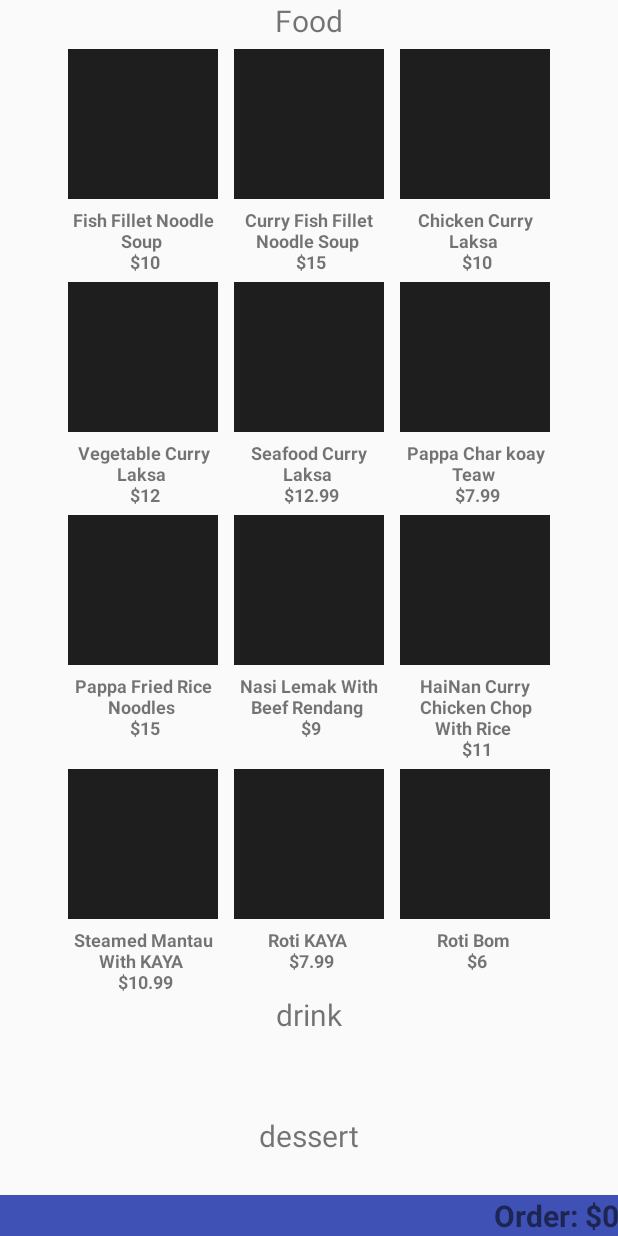
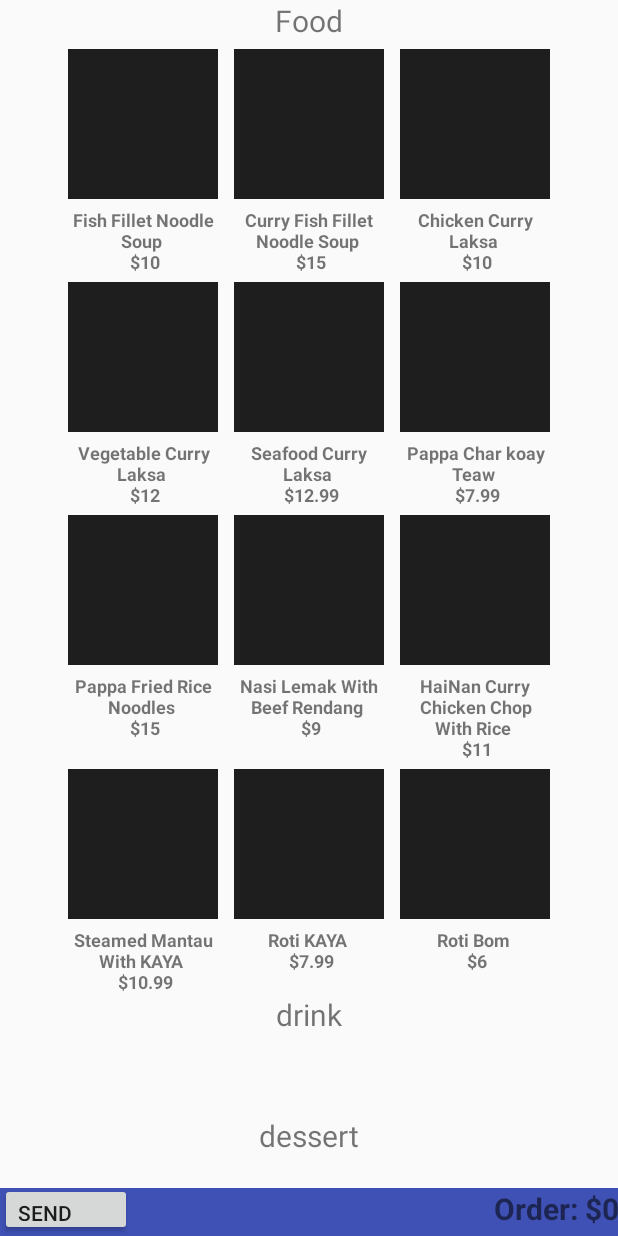
Before and after one commit to hjkBest/COMP602_Mobile_takeaway_App, an Android app: the layout activity_paparichmenu.xml on its own in the app's theme, with its tools: preview values and no code run, on a phone screen of 412 x 824 dp. Run offline under Robolectric (Android 15) with nearby library versions, the phone set to English and light mode, and no system bars.

Commit message:
Add files via upload

```diff
--- a/app/src/main/res/layout/activity_paparichmenu.xml
+++ b/app/src/main/res/layout/activity_paparichmenu.xml
@@ -283,9 +283,18 @@
                 android:textSize="20sp" />
         </GridLayout>
     </ScrollView>
+
+        <Button
+        android:layout_width="wrap_content"
+        android:layout_height="35dp"
+        android:text="@string/sendButton"
+        android:layout_alignParentBottom="true"
+        android:gravity="left"
+        android:id="@+id/send_message"/>
+
         <TextView
             android:layout_width="match_parent"
-            android:layout_height="wrap_content"
+            android:layout_height="32dp"
             android:layout_alignParentBottom="true"
             android:gravity="right"
             android:background="@color/colorPrimary"
```
Also changed, not shown: app/src/main/res/layout/activity_main.xml (+0 -7 lines), app/src/main/res/layout/activity_sendmessage.xml (+6 -8 lines).
